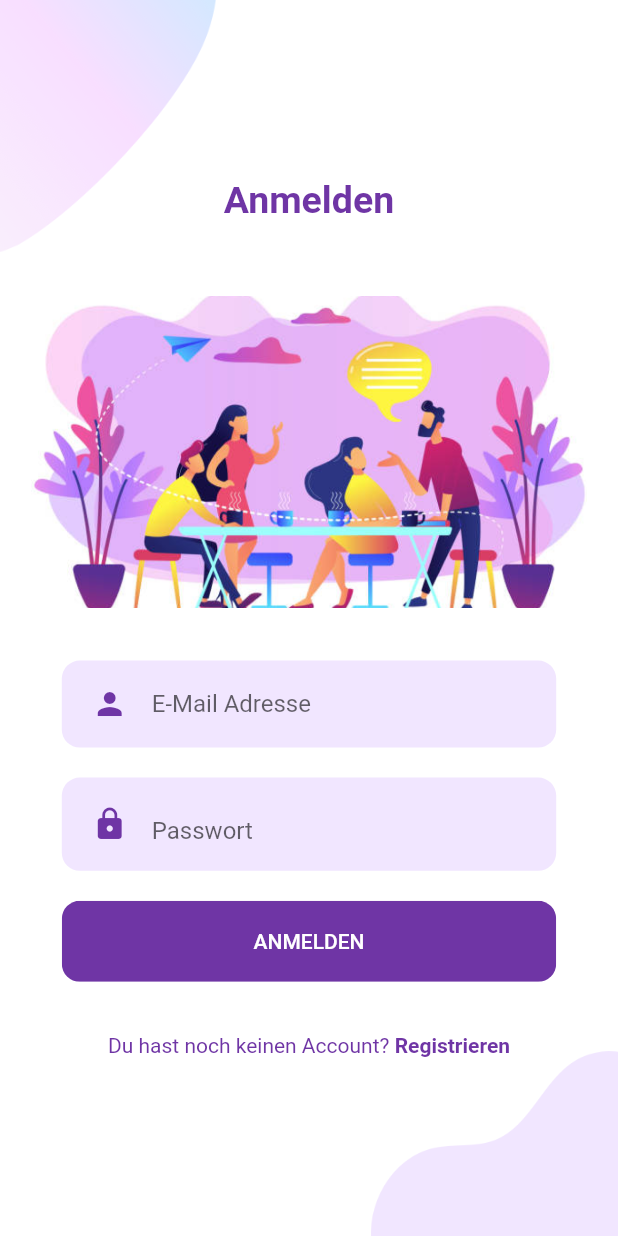
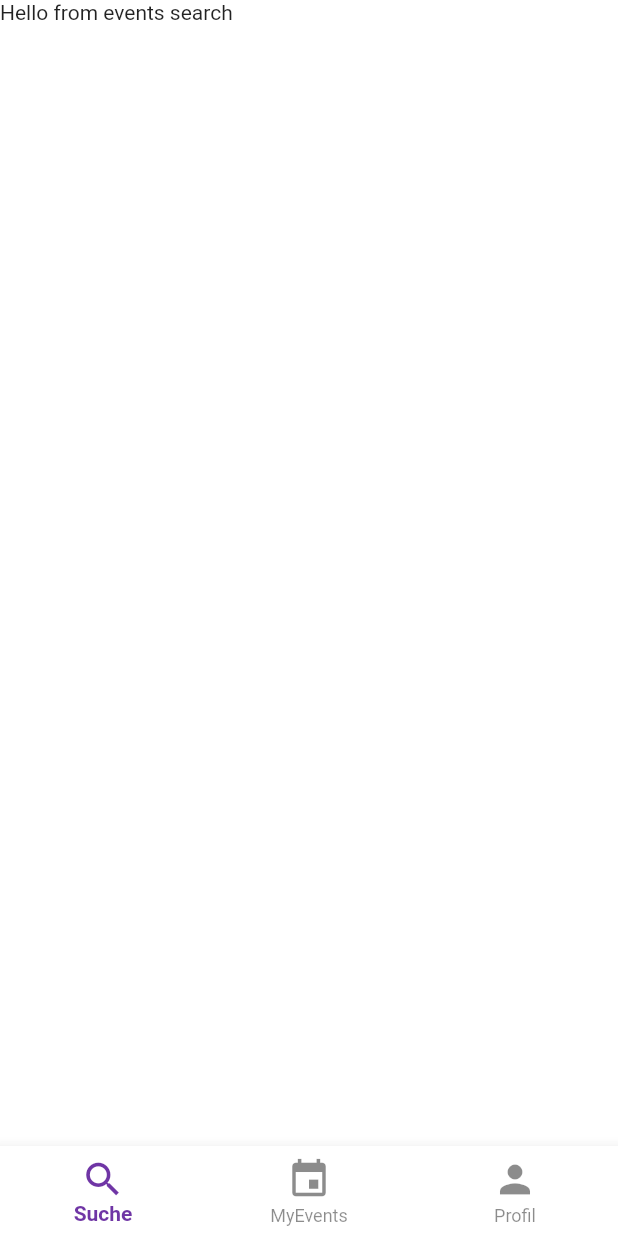
Before and after one commit to SocialDinnerApp/Frontend, a Flutter app: the screen it shows after launch, after a tap on "ANMELDEN", on a phone screen of 412 x 824 dp. Run offline on Flutter 3.47's test engine with Material 2 defaults, Android fonts, the phone set to English and light mode, and no system bars.

Commit message:
implemented bottom navigation bar

```diff
--- /dev/null
+++ b/lib/screen_routing.dart
@@ -0,0 +1,45 @@
+import 'package:flutter/material.dart';
+import 'package:flutter/painting.dart';
+import 'package:socialdinner/constants.dart';
+
+class ScreenRouting extends StatefulWidget {
+  const ScreenRouting({Key? key}) : super(key: key);
+
+  @override
+  State<ScreenRouting> createState() => _ScreenRoutingState();
+}
+
+class _ScreenRoutingState extends State<ScreenRouting> {
+  int _selectedIndex = 0;
+  final screens = [
+    Scaffold(body: Text("Hello from events search"),),
+    Scaffold(body: Text("Hello from my events"),),
+    Scaffold(body: Text("Hello from profile page"),),
+  ];
+
+  @override
+  Widget build(BuildContext context) {
+    return Scaffold(
+      body: IndexedStack(
+        index: _selectedIndex,
+        children: screens,
+      ),
+      bottomNavigationBar: BottomNavigationBar(
+        items: <BottomNavigationBarItem>[
+          BottomNavigationBarItem(icon: Icon(Icons.search), label: "Suche"),
+          BottomNavigationBarItem(icon: Icon(Icons.event), label: "MyEvents"),
+          BottomNavigationBarItem(icon: Icon(Icons.person), label: "Profil"),
+        ],
+        currentIndex: _selectedIndex,
+        onTap: (index) => setState(() => _selectedIndex = index),
+        selectedItemColor: kPrimaryColor,
+        unselectedItemColor: Colors.black45,
+        selectedLabelStyle: TextStyle(fontWeight: FontWeight.bold),
+        showSelectedLabels: true,
+        showUnselectedLabels: true,
+        backgroundColor: Colors.white,
+        iconSize: 30,
+      ),
+    );
+  }
+}
--- a/lib/screens/Login/components/background.dart
+++ b/lib/screens/Login/components/background.dart
@@ -20,16 +20,16 @@ class Background extends StatelessWidget {
             top: 0,
             left: 0,
             child: Image.asset(
-              'assets/images/top_left.png',
-              width: size.width * 0.35,
+              'assets/images/Login_vektor_linksoben.png',
+              width: size.width * 0.5,
             ),
           ),
           Positioned(
-            bottom: 0,
+            top: 0,
             right: 0,
             child: Image.asset(
-              'assets/images/bottom_right.png',
-              width: size.width * 0.4,
+              'assets/images/Login_vektor_rechtsoben.png',
+              width: size.width * 0.5,
             ),
           ),
           child,
--- a/lib/screens/Login/components/body.dart
+++ b/lib/screens/Login/components/body.dart
@@ -6,6 +6,7 @@ import 'package:socialdinner/components/rounded_button.dart';
 import 'package:socialdinner/components/rounded_input_field.dart';
 import 'package:socialdinner/components/rounded_password_field.dart';
 import 'package:socialdinner/constants.dart';
+import 'package:socialdinner/screen_routing.dart';
 import 'package:socialdinner/screens/Login/components/background.dart';
 import 'package:socialdinner/screens/Signup/signup_screen.dart';
 
@@ -43,7 +44,16 @@ class Body extends StatelessWidget {
           ),
           RoundedButton(
             text: 'ANMELDEN',
-            press: () {},
+            press: () {
+              Navigator.push(
+                context,
+                MaterialPageRoute(
+                  builder: (context) {
+                    return ScreenRouting();
+                  },
+                ),
+              );
+            },
           ),
           SizedBox(height: size.height * 0.03),
           AlreadyHaveAnAccountCheck(
--- a/lib/screens/Signup/components/background.dart
+++ b/lib/screens/Signup/components/background.dart
@@ -20,16 +20,16 @@ class Background extends StatelessWidget {
             top: 0,
             left: 0,
             child: Image.asset(
-              'assets/images/top_left.png',
-              width: size.width * 0.35,
+              'assets/images/Registrierung_vektor_linksoben.png',
+              width: size.width * 0.3,
             ),
           ),
           Positioned(
-            bottom: 0,
+            top: 0,
             right: 0,
             child: Image.asset(
-              'assets/images/bottom_right.png',
-              width: size.width * 0.4,
+              'assets/images/Registrierung_vektor_rechtsoben.png',
+              width: size.width * 0.3,
             ),
           ),
           child,
```
Also changed, not shown: assets/images/Login_vektor_linksoben.png (added), assets/images/Login_vektor_rechtsoben.png (added), assets/images/Registrierung_vektor_linksoben.png (added), assets/images/Registrierung_vektor_rechtsoben.png (added), lib/screens/Search/components/search_screen.dart (added).
